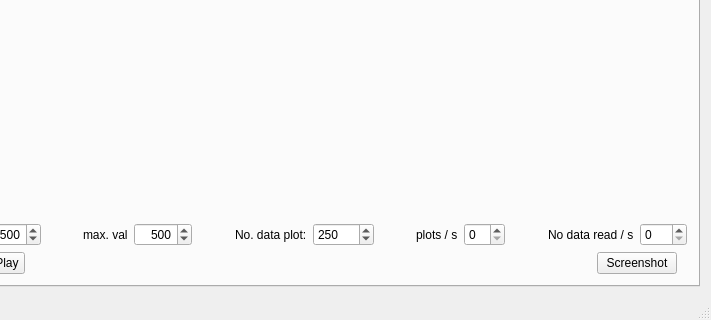
Before: the Qt Designer form software/extern/qttest/mainwindow.ui in wenndemann/blabot, drawn with Qt 5; both pictures show x 89 to 800 and y 280 to 600 of the 800 by 600 pixel window.
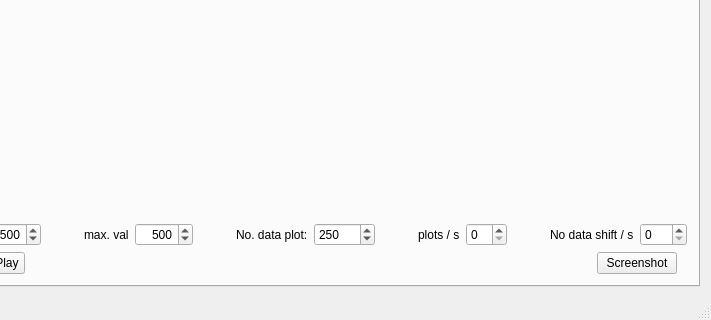
After: the same form once the commit is applied. Custom widgets are drawn as their Qt base class.

Commit message: renamed the read p s to shift p s

```diff
--- a/software/extern/qttest/mainwindow.ui
+++ b/software/extern/qttest/mainwindow.ui
@@ -454,7 +454,7 @@
             <item>
              <widget class="QLabel" name="label_3">
               <property name="text">
-               <string>No data read / s</string>
+               <string>No data shift / s</string>
               </property>
              </widget>
             </item>
```
